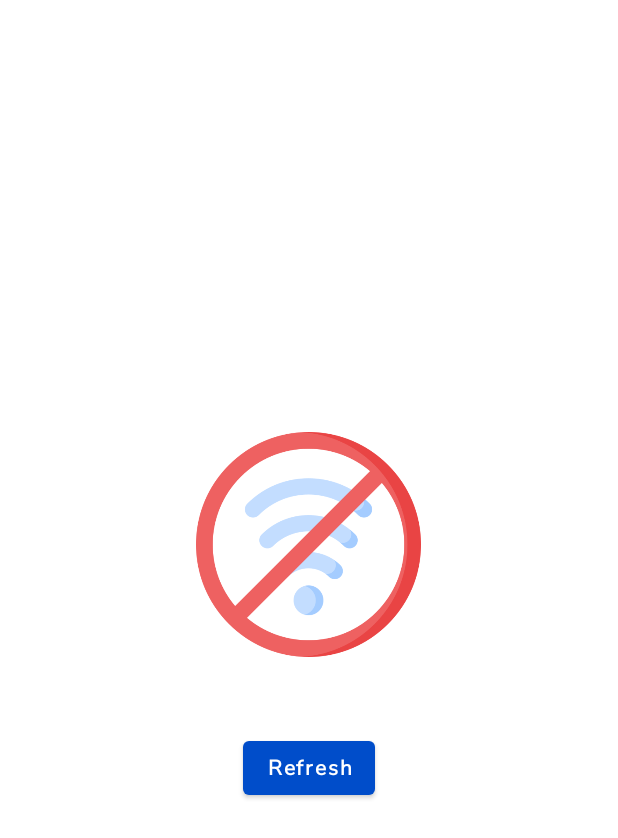
After one commit to Gaur171188/ShoppingApp-2, an Android app: the layout no_connection_layout.xml on its own in the app's theme, with its tools: preview values and no code run, on a phone screen of 412 x 824 dp. The commit adds this screen. Shown: the top 838 px of the screen. Run offline under Robolectric (Android 15) with nearby library versions, the phone set to English and light mode, and no system bars.

Commit message:
feature check network

```diff
--- a/app/src/main/java/com/shoppingapp/info/screens/cart/CartItemAdapter.kt
+++ b/app/src/main/java/com/shoppingapp/info/screens/cart/CartItemAdapter.kt
@@ -56,7 +56,9 @@ class CartItemAdapter(
 					binding.cartProductLikeBtn.setImageResource(R.drawable.heart_icon_drawable)
 				}
 				onClickListener.onLikeClick(proData.productId)
+//				onClickListener.onLikeClick(proData.productId)
 			}
+
 			binding.cartProductDeleteBtn.setOnClickListener {
 				binding.loaderLayout.loaderFrameLayout.visibility = View.VISIBLE
 				onClickListener.onDeleteClick(itemData.itemId, binding.loaderLayout)
--- /dev/null
+++ b/app/src/main/res/layout/no_connection_layout.xml
@@ -0,0 +1,40 @@
+<?xml version="1.0" encoding="utf-8"?>
+<layout xmlns:android="http://schemas.android.com/apk/res/android">
+
+    <data>
+
+    </data>
+
+    <FrameLayout
+        android:layout_width="match_parent"
+        android:layout_height="match_parent">
+
+
+        <LinearLayout
+            android:layout_width="match_parent"
+            android:layout_height="wrap_content"
+            android:gravity="center"
+            android:layout_gravity="center"
+            android:orientation="vertical">
+
+
+            <ImageView
+                android:layout_width="150dp"
+                android:layout_height="150dp"
+                android:src="@drawable/ic_no_connection" />
+
+
+            <com.google.android.material.button.MaterialButton
+                android:id="@+id/btn_refresh"
+                android:layout_width="wrap_content"
+                android:layout_height="wrap_content"
+                android:text="@string/refresh"
+                android:layout_marginTop="50dp"
+                android:textAllCaps="false"
+                android:textStyle="bold" />
+
+
+        </LinearLayout>
+
+    </FrameLayout>
+</layout>
--- a/app/src/main/res/values/strings.xml
+++ b/app/src/main/res/values/strings.xml
@@ -103,6 +103,7 @@
     <string name="pro_offer_precent_text">%s%% Off</string>
     <string name="cart_fragment_label">Your Cart</string>
     <string name="price_card_items_string">Items(%s)</string>
+    <string name="refresh">Refresh</string>
 
 
 </resources>
```
Also changed, not shown: app/src/main/java/com/shoppingapp/info/MainActivity.kt (+30 -2 lines), app/src/main/java/com/shoppingapp/info/screens/cart/Cart.kt (+8 -1 lines), app/src/main/res/layout/activity_main.xml (+25 -0 lines), app/src/main/res/drawable/ic_no_connection.png (added).
